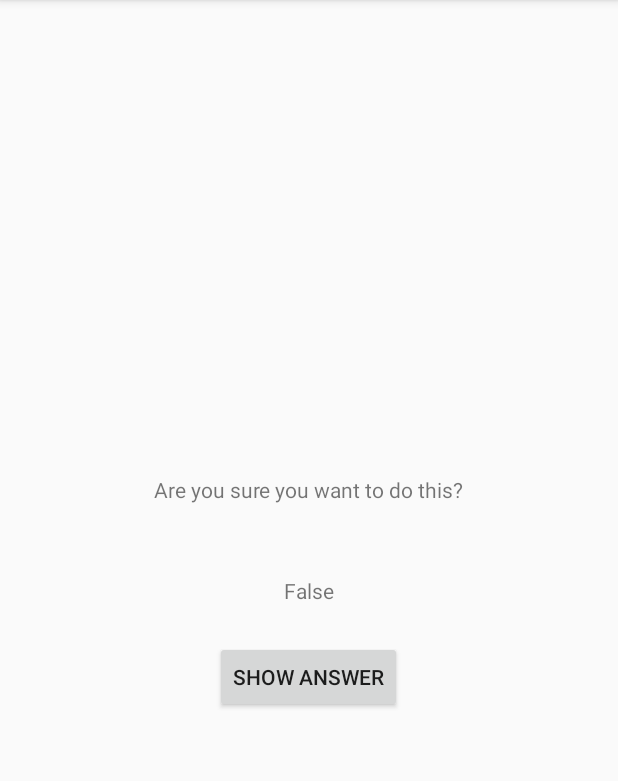
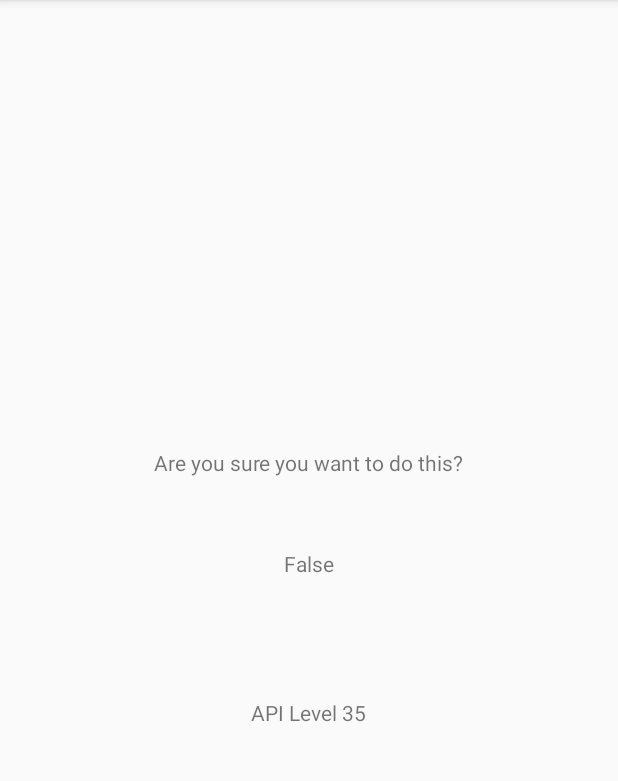
Before and after one commit to c-schone/GeoQuiz, an Android app: the CheatActivity screen opened directly, with no data from a screen before it, after a tap on "SHOW ANSWER", on a phone screen of 412 x 824 dp, the part 84-865 px from its top. Run offline under Robolectric (Android 15) with nearby library versions, the phone set to English and light mode, and no system bars.

Commit message:
## Chapter 6 complete

```diff
--- a/app/src/main/java/com/c_schone/apps/geoquiz/CheatActivity.java
+++ b/app/src/main/java/com/c_schone/apps/geoquiz/CheatActivity.java
@@ -1,10 +1,14 @@
 package com.c_schone.apps.geoquiz;
 
+import android.animation.Animator;
+import android.animation.AnimatorListenerAdapter;
 import android.content.Context;
 import android.content.Intent;
+import android.os.Build;
 import android.support.v7.app.AppCompatActivity;
 import android.os.Bundle;
 import android.view.View;
+import android.view.ViewAnimationUtils;
 import android.widget.Button;
 import android.widget.TextView;
 
@@ -19,6 +23,7 @@ public class CheatActivity extends AppCompatActivity {
 
     private TextView mAnswerTextView;
     private Button mShowAnswerButton;
+    private TextView mShowBuildTextView;
 
     public static Intent newIntent(Context packageContext, boolean answerIsTrue) {
         Intent intent = new Intent(packageContext, CheatActivity.class);
@@ -57,8 +62,31 @@ public class CheatActivity extends AppCompatActivity {
                 }
                 mAnswerShown = true;
                 setAnswerShownResult(mAnswerShown);
+
+                if (Build.VERSION.SDK_INT >= Build.VERSION_CODES.LOLLIPOP) {
+                    int cx = mShowAnswerButton.getWidth() / 2;
+                    int cy = mShowAnswerButton.getHeight() / 2;
+                    float radius = mShowAnswerButton.getWidth();
+                    Animator anim = ViewAnimationUtils.createCircularReveal(mShowAnswerButton, cx, cy, radius, 0);
+                    anim.addListener(new AnimatorListenerAdapter() {
+                        @Override
+                        public void onAnimationEnd(Animator animation) {
+                            super.onAnimationEnd(animation);
+                            mShowAnswerButton.setVisibility(View.INVISIBLE);
+                        }
+                    });
+                    anim.start();
+                } else {
+                    mShowAnswerButton.setVisibility(View.INVISIBLE);
+                }
             }
         });
+
+        /**
+         * Chapter 6 Challenge 1
+         */
+        mShowBuildTextView = (TextView) findViewById(R.id.show_build_version);
+        mShowBuildTextView.setText("API Level " + Build.VERSION.SDK_INT);
     }
 
     private void setAnswerShownResult(boolean isAnswerShown) {
--- a/app/src/main/res/layout/activity_cheat.xml
+++ b/app/src/main/res/layout/activity_cheat.xml
@@ -26,4 +26,11 @@
         android:layout_height="wrap_content"
         android:text="@string/show_answer_button"/>
 
+    <TextView
+        android:id="@+id/show_build_version"
+        android:layout_width="wrap_content"
+        android:layout_height="wrap_content"
+        android:padding="8dp"
+        android:text="Build version"/>
+
 </LinearLayout>
```
Also changed, not shown: app/src/main/java/com/c_schone/apps/geoquiz/QuizActivity.java (+20 -4 lines).
